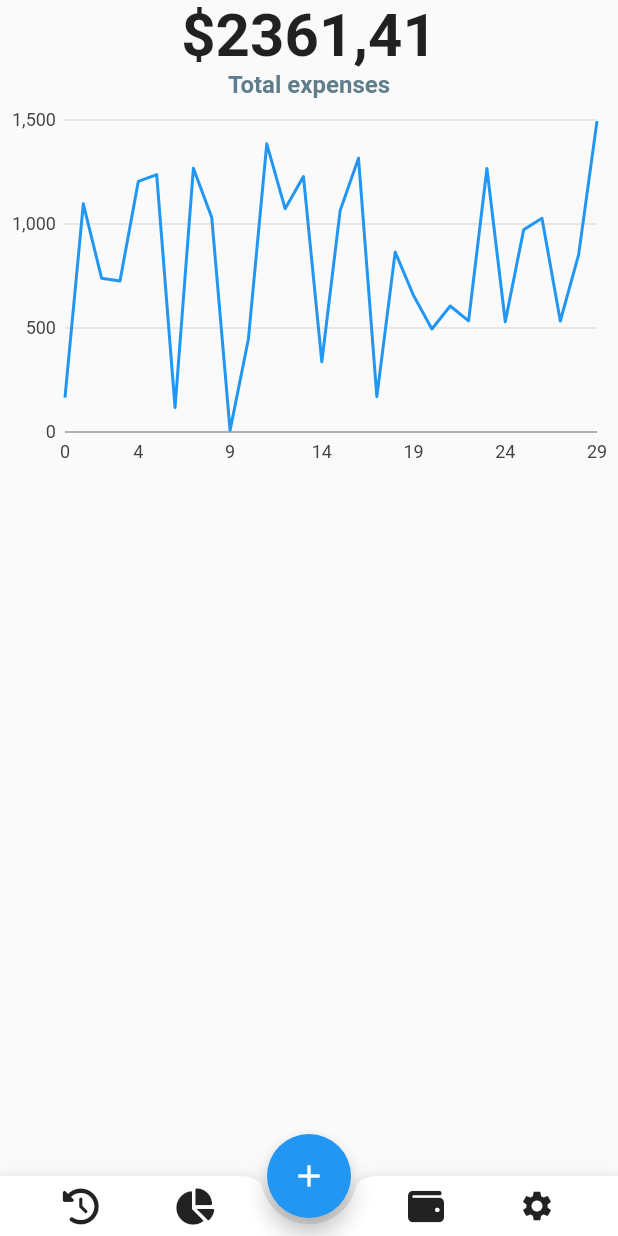
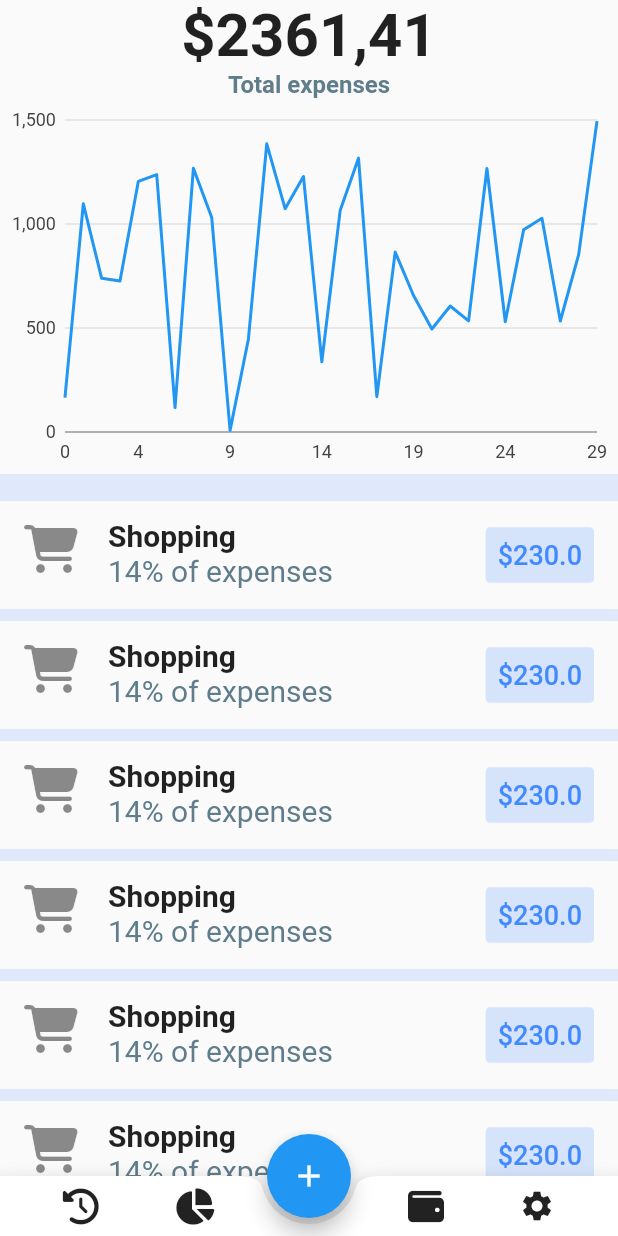
Before and after one commit to janerleonardo/Finance, a Flutter app: the screen it shows after launch, on a phone screen of 412 x 824 dp. Run offline on Flutter 3.47's test engine with Material 2 defaults, Android fonts, the phone set to English and light mode, and no system bars; our stand-ins replace charts_flutter, font_awesome_flutter.

Commit message:
ListView with Items

```diff
--- a/lib/finance_app.dart
+++ b/lib/finance_app.dart
@@ -20,6 +20,10 @@ class FinanceApp extends StatelessWidget {
         _selector(),
         _expenses(),
         _graph(),
+        Container(
+          color: Colors.blueAccent.withOpacity(0.15),
+          height: 18.0,
+        ),
         _list(),
       ],
     ));
@@ -56,7 +60,17 @@ class FinanceApp extends StatelessWidget {
     );
   }
 
-  _list() => Container();
+  _list() {
+    return  Expanded(
+      child:  ListView.separated(
+        itemBuilder: (context, index) => _Item(FontAwesomeIcons.shoppingCart, "Shopping", 14, 230.00),
+        separatorBuilder: (context, index) => Container(
+          color: Colors.blueAccent.withOpacity(0.15),
+          height: 8.0,
+        ), itemCount: 10,
+    )
+    );
+  }
 
 
 
@@ -88,4 +102,39 @@ class FinanceApp extends StatelessWidget {
       body: _body(),
     );
   }
+
+  _Item(IconData icon, String name, int percent, double value) {
+    return ListTile(
+      leading: Icon(icon, size: 32.0,),
+      title: Text(name,
+      style: TextStyle(
+        fontWeight: FontWeight.bold,
+        fontSize: 20.0,
+      ),
+      ),
+      subtitle: Text("$percent% of expenses",
+      style: TextStyle(
+        fontSize: 20.0,
+        color: Colors.blueGrey
+      ),
+      ),
+      trailing: Container(
+        decoration: BoxDecoration(
+          color:  Colors.blueAccent.withOpacity(0.2),
+          borderRadius: BorderRadius.circular(3.0),
+        ),
+        child:  Padding(
+          padding: EdgeInsets.all(8.0),
+          child: Text("\$$value",
+          style: TextStyle(
+            fontWeight: FontWeight.w500,
+            color: Colors.blueAccent,
+            fontSize: 18.0
+
+          ),)
+        ) ,
+      )
+      ,
+    );
+  }
 }
```
